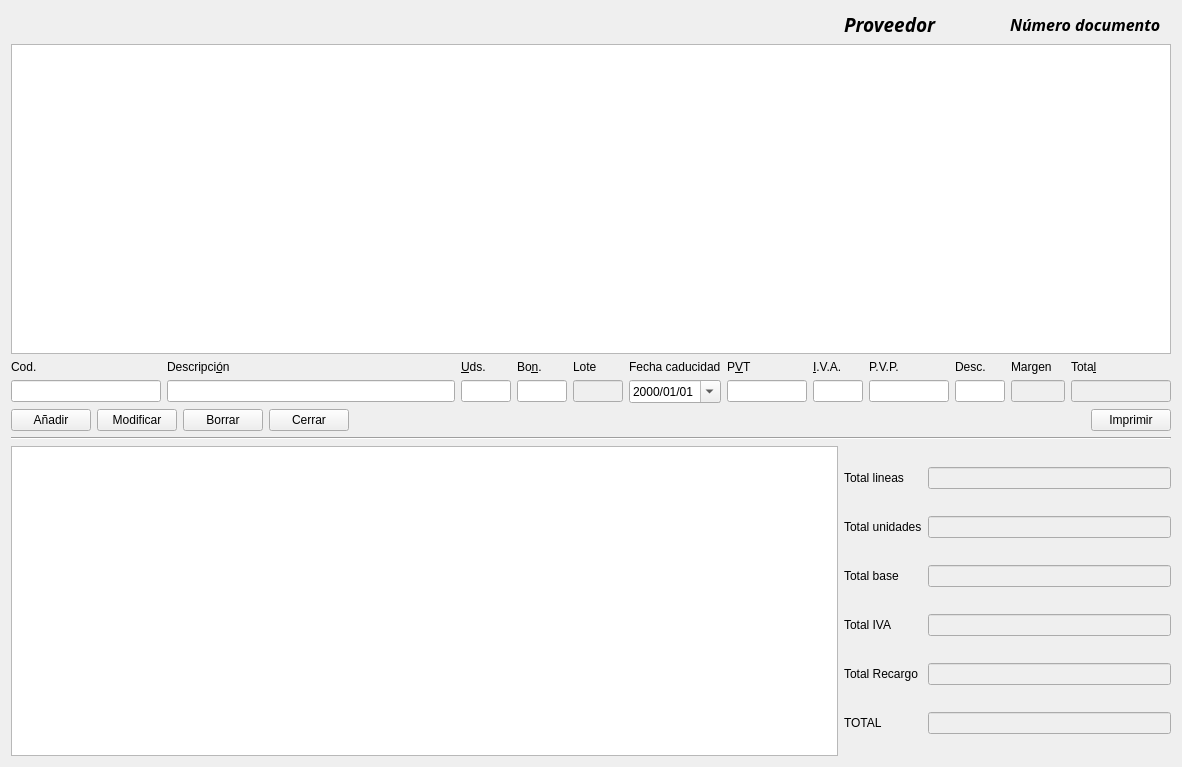
Before: the Qt Designer form pedidos.ui in Ladis72/tienda, drawn with Qt 5.
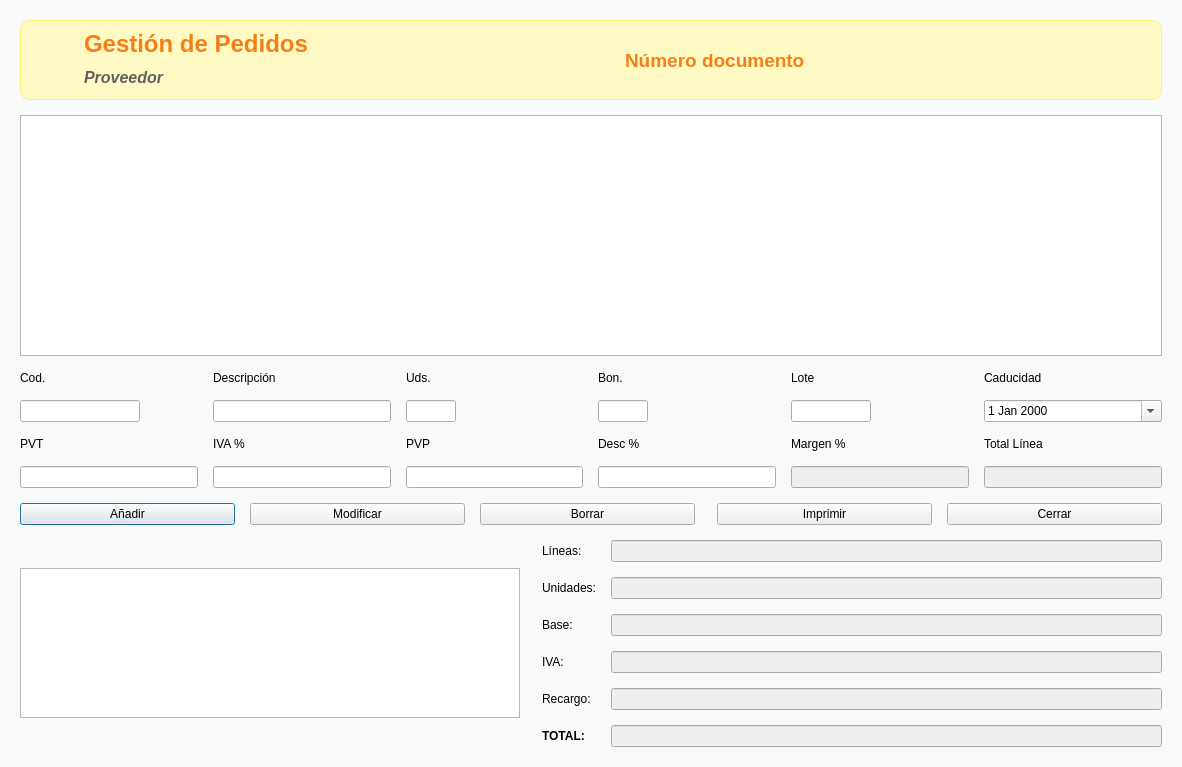
After: the same form once the commit is applied. Icons and pictures are not drawn.

The edit to the form file:
```diff
--- a/pedidos.ui
+++ b/pedidos.ui
@@ -14,259 +14,211 @@
    <string>Gestón pedidos</string>
   </property>
   <property name="styleSheet">
-   <string notr="true"/>
+   <string notr="true">QDialog { background-color: #f8f9fa; }</string>
   </property>
-  <layout class="QGridLayout" name="gridLayout_3">
-   <item row="0" column="6">
-    <widget class="QLabel" name="labelDocumento">
-     <property name="font">
-      <font>
-       <family>Fira Sans</family>
-       <pointsize>12</pointsize>
-       <italic>true</italic>
-       <bold>true</bold>
-      </font>
+  <layout class="QVBoxLayout" name="mainVerticalLayout">
+   <property name="spacing">
+    <number>15</number>
+   </property>
+   <property name="leftMargin">
+    <number>20</number>
+   </property>
+   <property name="topMargin">
+    <number>20</number>
+   </property>
+   <property name="rightMargin">
+    <number>20</number>
+   </property>
+   <property name="bottomMargin">
+    <number>20</number>
+   </property>
+   <item>
+    <widget class="QFrame" name="headerFrame">
+     <property name="minimumSize">
+      <size>
+       <width>0</width>
+       <height>80</height>
+      </size>
      </property>
-     <property name="text">
-      <string>Número documento</string>
+     <property name="styleSheet">
+      <string notr="true">QFrame#headerFrame {
+    background-color: #fff9c4;
+    border-radius: 10px;
+    border: 1px solid #fff176;
+}</string>
      </property>
+     <layout class="QHBoxLayout" name="horizontalLayoutHeader">
+      <item>
+       <widget class="QLabel" name="labelIcono">
+        <property name="maximumSize">
+         <size>
+          <width>48</width>
+          <height>48</height>
+         </size>
+        </property>
+        <property name="pixmap">
+         <pixmap>../iconos/pedidos.png</pixmap>
+        </property>
+        <property name="scaledContents">
+         <bool>true</bool>
+        </property>
+       </widget>
+      </item>
+      <item>
+       <layout class="QVBoxLayout" name="verticalLayoutTitleHeader">
+        <item>
+         <widget class="QLabel" name="labelTitleMain">
+          <property name="font">
+           <font>
+            <pointsize>18</pointsize>
+            <bold>true</bold>
+           </font>
+          </property>
+          <property name="styleSheet">
+           <string notr="true">color: #f57f17;</string>
+          </property>
+          <property name="text">
+           <string>Gestión de Pedidos</string>
+          </property>
+         </widget>
+        </item>
+        <item>
+         <widget class="QLabel" name="labelProveedor">
+          <property name="font">
+           <font>
+            <pointsize>12</pointsize>
+            <italic>true</italic>
+            <bold>true</bold>
+           </font>
+          </property>
+          <property name="styleSheet">
+           <string notr="true">color: #616161;</string>
+          </property>
+          <property name="text">
+           <string>Proveedor</string>
+          </property>
+         </widget>
+        </item>
+       </layout>
+      </item>
+      <item>
+       <spacer name="horizontalSpacerHeader">
+        <property name="orientation">
+         <enum>Qt::Orientation::Horizontal</enum>
+        </property>
+       </spacer>
+      </item>
+      <item>
+       <widget class="QLabel" name="labelDocumento">
+        <property name="font">
+         <font>
+          <pointsize>14</pointsize>
+          <bold>true</bold>
+         </font>
+        </property>
+        <property name="styleSheet">
+         <string notr="true">color: #f57f17;</string>
+        </property>
+        <property name="text">
+         <string>Número documento</string>
+        </property>
+       </widget>
+      </item>
+     </layout>
     </widget>
    </item>
-   <item row="4" column="0" colspan="7">
-    <layout class="QHBoxLayout" name="horizontalLayout">
-     <item>
-      <widget class="QPushButton" name="pushButtonAnadir">
-       <property name="focusPolicy">
-        <enum>Qt::FocusPolicy::StrongFocus</enum>
-       </property>
+   <item>
+    <widget class="QTableView" name="tableView">
+     <property name="selectionMode">
+      <enum>QAbstractItemView::SelectionMode::SingleSelection</enum>
+     </property>
+     <property name="selectionBehavior">
+      <enum>QAbstractItemView::SelectionBehavior::SelectRows</enum>
+     </property>
+    </widget>
+   </item>
+   <item>
+    <layout class="QGridLayout" name="gridLayoutEdit">
+     <item row="0" column="0">
+      <widget class="QLabel" name="label_11">
        <property name="text">
-        <string>Añadir</string>
+        <string>Cod.</string>
        </property>
-       <property name="autoDefault">
-        <bool>false</bool>
-       </property>
       </widget>
      </item>
-     <item>
-      <widget class="QPushButton" name="pushButtonModificar">
+     <item row="0" column="1">
+      <widget class="QLabel" name="label_desc">
        <property name="text">
-        <string>Modificar</string>
+        <string>Descripción</string>
        </property>
-       <property name="autoDefault">
-        <bool>false</bool>
-       </property>
       </widget>
      </item>
-     <item>
-      <widget class="QPushButton" name="pushButtonBorrar">
+     <item row="0" column="2">
+      <widget class="QLabel" name="label_uds">
        <property name="text">
-        <string>Borrar</string>
+        <string>Uds.</string>
        </property>
-       <property name="autoDefault">
-        <bool>false</bool>
-       </property>
       </widget>
      </item>
-     <item>
-      <widget class="QPushButton" name="pushButtonCerrar">
+     <item row="0" column="3">
+      <widget class="QLabel" name="label_bon">
        <property name="text">
-        <string>Cerrar</string>
-       </property>
-       <property name="autoDefault">
-        <bool>false</bool>
-       </property>
-      </widget>
-     </item>
-     <item>
-      <spacer name="horizontalSpacer_3">
-       <property name="orientation">
-        <enum>Qt::Orientation::Horizontal</enum>
-       </property>
-       <property name="sizeHint" stdset="0">
-        <size>
-         <width>40</width>
-         <height>20</height>
-        </size>
-       </property>
-      </spacer>
-     </item>
-     <item>
-      <widget class="QPushButton" name="pushButtonImprimir">
-       <property name="text">
-        <string>Imprimir</string>
-       </property>
-       <property name="autoDefault">
-        <bool>false</bool>
-       </property>
-      </widget>
-     </item>
-    </layout>
-   </item>
-   <item row="3" column="0" colspan="7">
-    <layout class="QGridLayout" name="gridLayout_2">
-     <item row="0" column="12">
-      <widget class="QLabel" name="label_21">
-       <property name="text">
-        <string>Margen</string>
-       </property>
-      </widget>
-     </item>
-     <item row="0" column="11">
-      <widget class="QLabel" name="label_18">
-       <property name="text">
-        <string>Desc.</string>
-       </property>
-       <property name="buddy">
-        <cstring>leDescuento</cstring>
-       </property>
-      </widget>
-     </item>
-     <item row="1" column="0">
-      <widget class="QLineEdit" name="leCod">
-       <property name="maximumSize">
-        <size>
-         <width>150</width>
-         <height>16777215</height>
-        </size>
-       </property>
-       <property name="maxLength">
-        <number>13</number>
-       </property>
-      </widget>
-     </item>
-     <item row="1" column="4">
-      <widget class="QLineEdit" name="leLote">
-       <property name="enabled">
-        <bool>false</bool>
-       </property>
-       <property name="sizePolicy">
-        <sizepolicy hsizetype="Maximum" vsizetype="Fixed">
-         <horstretch>5</horstretch>
-         <verstretch>0</verstretch>
-        </sizepolicy>
-       </property>
-      </widget>
-     </item>
-     <item row="1" column="2">
-      <widget class="QLineEdit" name="leUds">
-       <property name="maximumSize">
-        <size>
-         <width>50</width>
-         <height>16777215</height>
-        </size>
+        <string>Bon.</string>
        </property>
       </widget>
      </item>
      <item row="0" column="4">
-      <widget class="QLabel" name="label_12">
-       <property name="sizePolicy">
-        <sizepolicy hsizetype="Preferred" vsizetype="Preferred">
-         <horstretch>0</horstretch>
-         <verstretch>0</verstretch>
-        </sizepolicy>
-       </property>
-       <property name="maximumSize">
-        <size>
-         <width>50</width>
-         <height>16777215</height>
-        </size>
-       </property>
+      <widget class="QLabel" name="label_lote">
        <property name="text">
         <string>Lote</string>
        </property>
       </widget>
      </item>
-     <item row="0" column="9">
-      <widget class="QLabel" name="label_16">
+     <item row="0" column="5">
+      <widget class="QLabel" name="label_cad">
        <property name="text">
-        <string>&amp;I.V.A.</string>
-       </property>
-       <property name="buddy">
-        <cstring>leIva</cstring>
+        <string>Caducidad</string>
        </property>
       </widget>
      </item>
-     <item row="1" column="9">
-      <widget class="QLineEdit" name="leIva">
+     <item row="1" column="0">
+      <widget class="QLineEdit" name="leCod">
        <property name="maximumSize">
         <size>
-         <width>50</width>
+         <width>120</width>
          <height>16777215</height>
         </size>
        </property>
       </widget>
      </item>
-     <item row="0" column="8">
-      <widget class="QLabel" name="label_15">
-       <property name="text">
-        <string>P&amp;VT</string>
-       </property>
-       <property name="buddy">
-        <cstring>lePvt</cstring>
-       </property>
-      </widget>
-     </item>
      <item row="1" column="1">
       <widget class="QLineEdit" name="leDescripcion"/>
      </item>
-     <item row="1" column="10">
-      <widget class="QLineEdit" name="lePvp">
+     <item row="1" column="2">
+      <widget class="QLineEdit" name="leUds">
        <property name="maximumSize">
         <size>
-         <width>80</width>
+         <width>50</width>
          <height>16777215</height>
         </size>
        </property>
       </widget>
      </item>
-     <item row="1" column="8">
-      <widget class="QLineEdit" name="lePvt">
+     <item row="1" column="3">
+      <widget class="QLineEdit" name="leBon">
        <property name="maximumSize">
         <size>
-         <width>80</width>
+         <width>50</width>
          <height>16777215</height>
         </size>
        </property>
       </widget>
      </item>
-     <item row="0" column="0">
-      <widget class="QLabel" name="label_11">
-       <property name="text">
-        <string>Cod.</string>
-       </property>
-       <property name="buddy">
-        <cstring>leCod</cstring>
-       </property>
-      </widget>
-     </item>
-     <item row="0" column="10">
-      <widget class="QLabel" name="label_17">
-       <property name="text">
-        <string>P.V.P.</string>
-       </property>
-       <property name="buddy">
-        <cstring>lePvp</cstring>
-       </property>
-      </widget>
-     </item>
-     <item row="0" column="1">
-      <widget class="QLabel" name="labelDescripcion">
-       <property name="text">
-        <string>Descripci&amp;ón</string>
-       </property>
-       <property name="buddy">
-        <cstring>leDescripcion</cstring>
-       </property>
-      </widget>
-     </item>
-     <item row="1" column="13">
-      <widget class="QLineEdit" name="leTotalLinea">
-       <property name="enabled">
-        <bool>false</bool>
-       </property>
+     <item row="1" column="4">
+      <widget class="QLineEdit" name="leLote">
        <property name="maximumSize">
         <size>
-         <width>100</width>
+         <width>80</width>
          <height>16777215</height>
         </size>
        </property>
@@ -274,206 +226,243 @@
      </item>
      <item row="1" column="5">
       <widget class="QDateEdit" name="dateEdit">
-       <property name="displayFormat">
-        <string>yyyy/MM/dd</string>
-       </property>
        <property name="calendarPopup">
         <bool>true</bool>
        </property>
       </widget>
      </item>
-     <item row="0" column="5">
-      <widget class="QLabel" name="label_20">
-       <property name="text">
-        <string>Fecha caducidad</string>
-       </property>
-      </widget>
-     </item>
-     <item row="0" column="2">
-      <widget class="QLabel" name="label_13">
-       <property name="text">
-        <string>&amp;Uds.</string>
-       </property>
-       <property name="buddy">
-        <cstring>leUds</cstring>
-       </property>
-      </widget>
-     </item>
-     <item row="1" column="3">
-      <widget class="QLineEdit" name="leBon">
-       <property name="maximumSize">
-        <size>
-         <width>50</width>
-         <height>16777215</height>
-        </size>
-       </property>
-      </widget>
-     </item>
-     <item row="0" column="13">
-      <widget class="QLabel" name="label_19">
-       <property name="text">
-        <string>Tota&amp;l</string>
-       </property>
-       <property name="buddy">
-        <cstring>leTotalLinea</cstring>
-       </property>
-      </widget>
-     </item>
-     <item row="0" column="3">
-      <widget class="QLabel" name="label_14">
-       <property name="text">
-        <string>Bo&amp;n.</string>
-       </property>
-       <property name="buddy">
-        <cstring>leBon</cstring>
-       </property>
-      </widget>
-     </item>
-     <item row="1" column="11">
-      <widget class="QLineEdit" name="leDescuento">
-       <property name="maximumSize">
-        <size>
-         <width>50</width>
-         <height>16777215</height>
-        </size>
-       </property>
-      </widget>
-     </item>
-     <item row="1" column="12">
-      <widget class="QLineEdit" name="leMargen">
-       <property name="enabled">
-        <bool>false</bool>
-       </property>
-       <property name="maximumSize">
-        <size>
-         <width>54</width>
-         <height>16777215</height>
-        </size>
-       </property>
-      </widget>
-     </item>
-    </layout>
-   </item>
-   <item row="0" column="5">
-    <widget class="QLabel" name="labelProveedor">
-     <property name="font">
-      <font>
-       <family>Fira Sans</family>
-       <pointsize>14</pointsize>
-       <italic>true</italic>
-       <bold>true</bold>
-      </font>
-     </property>
-     <property name="text">
-      <string>Proveedor</string>
-     </property>
-    </widget>
-   </item>
-   <item row="5" column="0" colspan="7">
-    <widget class="Line" name="line_3">
-     <property name="orientation">
-      <enum>Qt::Orientation::Horizontal</enum>
-     </property>
-    </widget>
-   </item>
-   <item row="2" column="0" colspan="7">
-    <widget class="QTableView" name="tableView">
-     <property name="selectionMode">
-      <enum>QAbstractItemView::SelectionMode::SingleSelection</enum>
-     </property>
-     <property name="selectionBehavior">
-      <enum>QAbstractItemView::SelectionBehavior::SelectRows</enum>
-     </property>
-    </widget>
-   </item>
-   <item row="6" column="0" colspan="5">
-    <widget class="QTableView" name="tableViewTotales"/>
-   </item>
-   <item row="6" column="5" colspan="2">
-    <layout class="QGridLayout" name="gridLayout">
-     <item row="0" column="1">
-      <widget class="QLineEdit" name="lineEditLineas">
-       <property name="enabled">
-        <bool>false</bool>
-       </property>
-      </widget>
-     </item>
-     <item row="1" column="1">
-      <widget class="QLineEdit" name="lineEditUnidades">
-       <property name="enabled">
-        <bool>false</bool>
-       </property>
-      </widget>
-     </item>
-     <item row="2" column="1">
-      <widget class="QLineEdit" name="lineEditBase">
-       <property name="enabled">
-        <bool>false</bool>
-       </property>
-      </widget>
-     </item>
      <item row="2" column="0">
-      <widget class="QLabel" name="label_3">
+      <widget class="QLabel" name="label_pvt">
        <property name="text">
-        <string>Total base</string>
+        <string>PVT</string>
        </property>
       </widget>
      </item>
-     <item row="5" column="0">
-      <widget class="QLabel" name="label_6">
+     <item row="2" column="1">
+      <widget class="QLabel" name="label_iva">
        <property name="text">
-        <string>TOTAL</string>
+        <string>IVA %</string>
+       </property>
+      </widget>
+     </item>
+     <item row="2" column="2">
+      <widget class="QLabel" name="label_pvp">
+       <property name="text">
+        <string>PVP</string>
+       </property>
+      </widget>
+     </item>
+     <item row="2" column="3">
+      <widget class="QLabel" name="label_desc_p">
+       <property name="text">
+        <string>Desc %</string>
+       </property>
+      </widget>
+     </item>
+     <item row="2" column="4">
+      <widget class="QLabel" name="label_margen">
+       <property name="text">
+        <string>Margen %</string>
+       </property>
+      </widget>
+     </item>
+     <item row="2" column="5">
+      <widget class="QLabel" name="label_total_l">
+       <property name="text">
+        <string>Total Línea</string>
        </property>
       </widget>
      </item>
      <item row="3" column="0">
-      <widget class="QLabel" name="label_4">
-       <property name="text">
-        <string>Total IVA</string>
-       </property>
-      </widget>
-     </item>
-     <item row="0" column="0">
-      <widget class="QLabel" name="label">
-       <property name="text">
-        <string>Total lineas</string>
-       </property>
-      </widget>
-     </item>
-     <item row="4" column="0">
-      <widget class="QLabel" name="label_5">
-       <property name="text">
-        <string>Total Recargo</string>
-       </property>
-      </widget>
-     </item>
-     <item row="1" column="0">
-      <widget class="QLabel" name="label_2">
-       <property name="text">
-        <string>Total unidades</string>
-       </property>
-      </widget>
+      <widget class="QLineEdit" name="lePvt"/>
      </item>
      <item row="3" column="1">
-      <widget class="QLineEdit" name="lineEditIVA">
+      <widget class="QLineEdit" name="leIva"/>
+     </item>
+     <item row="3" column="2">
+      <widget class="QLineEdit" name="lePvp"/>
+     </item>
+     <item row="3" column="3">
+      <widget class="QLineEdit" name="leDescuento"/>
+     </item>
+     <item row="3" column="4">
+      <widget class="QLineEdit" name="leMargen">
        <property name="enabled">
         <bool>false</bool>
        </property>
       </widget>
      </item>
-     <item row="4" column="1">
-      <widget class="QLineEdit" name="lineEditRecargo">
+     <item row="3" column="5">
+      <widget class="QLineEdit" name="leTotalLinea">
        <property name="enabled">
         <bool>false</bool>
        </property>
       </widget>
      </item>
-     <item row="5" column="1">
-      <widget class="QLineEdit" name="lineEditTotal">
-       <property name="enabled">
-        <bool>false</bool>
+    </layout>
+   </item>
+   <item>
+    <layout class="QHBoxLayout" name="horizontalLayoutButtons">
+     <item>
+      <widget class="QPushButton" name="pushButtonAnadir">
+       <property name="text">
+        <string>Añadir</string>
        </property>
       </widget>
+     </item>
+     <item>
+      <widget class="QPushButton" name="pushButtonModificar">
+       <property name="text">
+        <string>Modificar</string>
+       </property>
+      </widget>
+     </item>
+     <item>
+      <widget class="QPushButton" name="pushButtonBorrar">
+       <property name="text">
+        <string>Borrar</string>
+       </property>
+      </widget>
+     </item>
+     <item>
+      <spacer name="horizontalSpacerButtons">
+       <property name="orientation">
+        <enum>Qt::Orientation::Horizontal</enum>
+       </property>
+      </spacer>
+     </item>
+     <item>
+      <widget class="QPushButton" name="pushButtonImprimir">
+       <property name="text">
+        <string>Imprimir</string>
+       </property>
+      </widget>
+     </item>
+     <item>
+      <widget class="QPushButton" name="pushButtonCerrar">
+       <property name="text">
+        <string>Cerrar</string>
+       </property>
+      </widget>
+     </item>
+    </layout>
+   </item>
+   <item>
+    <layout class="QHBoxLayout" name="horizontalLayoutFooter">
+     <item>
+      <widget class="QTableView" name="tableViewTotales">
+       <property name="maximumSize">
+        <size>
+         <width>500</width>
+         <height>150</height>
+        </size>
+       </property>
+      </widget>
+     </item>
+     <item>
+      <spacer name="horizontalSpacerFooter">
+       <property name="orientation">
+        <enum>Qt::Orientation::Horizontal</enum>
+       </property>
+      </spacer>
+     </item>
+     <item>
+      <layout class="QGridLayout" name="gridLayoutTotals">
+       <item row="0" column="0">
+        <widget class="QLabel" name="label_l">
+         <property name="text">
+          <string>Líneas:</string>
+         </property>
+        </widget>
+       </item>
+       <item row="0" column="1">
+        <widget class="QLineEdit" name="lineEditLineas">
+         <property name="enabled">
+          <bool>false</bool>
+         </property>
+        </widget>
+       </item>
+       <item row="1" column="0">
+        <widget class="QLabel" name="label_u">
+         <property name="text">
+          <string>Unidades:</string>
+         </property>
+        </widget>
+       </item>
+       <item row="1" column="1">
+        <widget class="QLineEdit" name="lineEditUnidades">
+         <property name="enabled">
+          <bool>false</bool>
+         </property>
+        </widget>
+       </item>
+       <item row="2" column="0">
+        <widget class="QLabel" name="label_b">
+         <property name="text">
+          <string>Base:</string>
+         </property>
+        </widget>
+       </item>
+       <item row="2" column="1">
+        <widget class="QLineEdit" name="lineEditBase">
+         <property name="enabled">
+          <bool>false</bool>
+         </property>
+        </widget>
+       </item>
+       <item row="3" column="0">
+        <widget class="QLabel" name="label_i">
+         <property name="text">
+          <string>IVA:</string>
+         </property>
+        </widget>
+       </item>
+       <item row="3" column="1">
+        <widget class="QLineEdit" name="lineEditIVA">
+         <property name="enabled">
+          <bool>false</bool>
+         </property>
+        </widget>
+       </item>
+       <item row="4" column="0">
+        <widget class="QLabel" name="label_r">
+         <property name="text">
+          <string>Recargo:</string>
+         </property>
+        </widget>
+       </item>
+       <item row="4" column="1">
+        <widget class="QLineEdit" name="lineEditRecargo">
+         <property name="enabled">
+          <bool>false</bool>
+         </property>
+        </widget>
+       </item>
+       <item row="5" column="0">
+        <widget class="QLabel" name="label_t">
+         <property name="font">
+          <font>
+           <bold>true</bold>
+          </font>
+         </property>
+         <property name="text">
+          <string>TOTAL:</string>
+         </property>
+        </widget>
+       </item>
+       <item row="5" column="1">
+        <widget class="QLineEdit" name="lineEditTotal">
+         <property name="enabled">
+          <bool>false</bool>
+         </property>
+         <property name="font">
+          <font>
+           <bold>true</bold>
+          </font>
+         </property>
+        </widget>
+       </item>
+      </layout>
      </item>
     </layout>
    </item>
```
Left out of the diff: 37 changed lines with no effect on the pictures.
